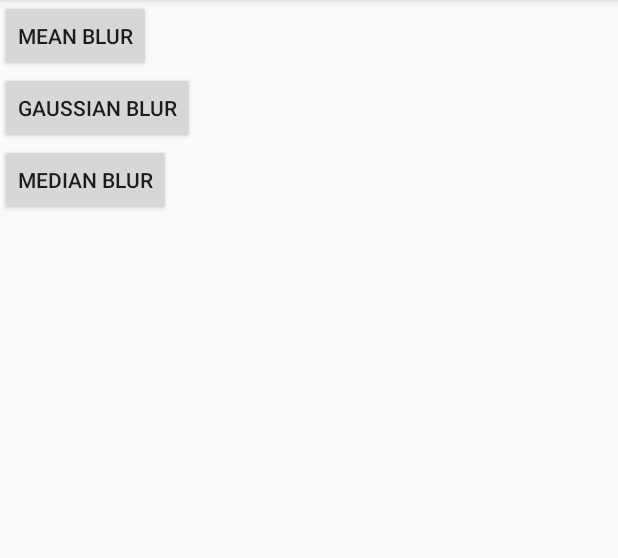
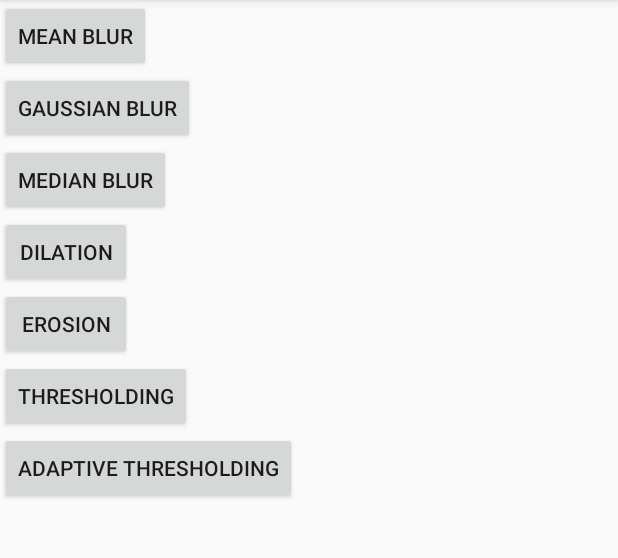
Before and after one commit to aneesh98/OpenCV-Android-Projects, an Android app: the screen it shows after launch (HomeActivity), on a phone screen of 412 x 824 dp, the part 84-642 px from its top. Run offline under Robolectric (Android 15) with nearby library versions, the phone set to English and light mode, and no system bars.

Commit message:
Commit THree

```diff
--- a/BasicOperations/app/src/main/java/com/example/basicoperations/HomeActivity.java
+++ b/BasicOperations/app/src/main/java/com/example/basicoperations/HomeActivity.java
@@ -10,6 +10,10 @@ public class HomeActivity extends AppCompatActivity {
     public static final int MEAN_BLUR = 1;
     public static final int GAUSSIAN_BLUR = 2;
     public static final int MEDIAN_BLUR = 3;
+    public static final int DILATION = 4;
+    public static final int EROSION = 5;
+    public static final int THRESHOLDING = 6;
+    public static final int ADAPTIVE = 7;
     @Override
     protected void onCreate(Bundle savedInstanceState) {
         super.onCreate(savedInstanceState);
@@ -17,6 +21,10 @@ public class HomeActivity extends AppCompatActivity {
         Button bMean = (Button)findViewById(R.id.bMean);
         Button bGaussian = (Button) findViewById(R.id.bGaussian);
         Button bMedian = (Button) findViewById(R.id.bMedian);
+        Button bDilation = (Button) findViewById(R.id.bDilation);
+        Button bErosion = (Button) findViewById(R.id.bErosion);
+        Button bThresholding = (Button) findViewById(R.id.bThresholding);
+        Button bAdaptive = (Button) findViewById(R.id.bAdaptiveThresholding);
         bMean.setOnClickListener(new View.OnClickListener() {
             @Override
             public void onClick(View v) {
@@ -44,5 +52,41 @@ public class HomeActivity extends AppCompatActivity {
                 startActivity(i);
             }
         });
+        bDilation.setOnClickListener(new View.OnClickListener() {
+            @Override
+            public void onClick(View v) {
+                Intent i = new Intent(getApplicationContext(),
+                        MainActivity.class);
+                i.putExtra("ACTION_MODE", DILATION);
+                startActivity(i);
+            }
+        });
+        bErosion.setOnClickListener(new View.OnClickListener() {
+            @Override
+            public void onClick(View v) {
+                Intent i = new Intent(getApplicationContext(),
+                        MainActivity.class);
+                i.putExtra("ACTION_MODE", EROSION);
+                startActivity(i);
+            }
+        });
+        bThresholding.setOnClickListener(new View.OnClickListener() {
+            @Override
+            public void onClick(View v) {
+                Intent i = new Intent(getApplicationContext(),
+                        MainActivity.class);
+                i.putExtra("ACTION_MODE", THRESHOLDING);
+                startActivity(i);
+            }
+        });
+        bAdaptive.setOnClickListener(new View.OnClickListener() {
+            @Override
+            public void onClick(View v) {
+                Intent i = new Intent(getApplicationContext(),
+                        MainActivity.class);
+                i.putExtra("ACTION_MODE", ADAPTIVE);
+                startActivity(i);
+            }
+        });
     }
 }
--- a/BasicOperations/app/src/main/res/layout/activity_home.xml
+++ b/BasicOperations/app/src/main/res/layout/activity_home.xml
@@ -25,4 +25,29 @@
         android:id="@+id/bMedian"
         android:text = "Median Blur"
         />
+    <Button
+        android:layout_width="wrap_content"
+        android:layout_height="wrap_content"
+        android:id="@+id/bDilation"
+        android:text = "Dilation"
+        />
+    <Button
+        android:layout_width="wrap_content"
+        android:layout_height="wrap_content"
+        android:id="@+id/bErosion"
+        android:text = "Erosion"
+        />
+    <Button
+        android:layout_width="wrap_content"
+        android:layout_height="wrap_content"
+        android:id="@+id/bThresholding"
+        android:text = "Thresholding"
+        />
+    <Button
+        android:layout_width="wrap_content"
+        android:layout_height="wrap_content"
+        android:id="@+id/bAdaptiveThresholding"
+        android:text = "Adaptive Thresholding"
+        />
+
 </LinearLayout>
```
Also changed, not shown: BasicOperations/app/src/main/java/com/example/basicoperations/MainActivity.java (+14 -1 lines).
